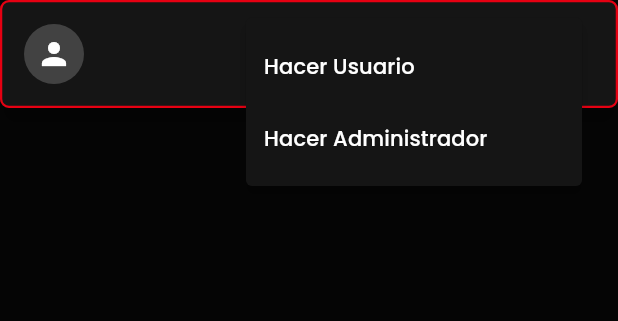
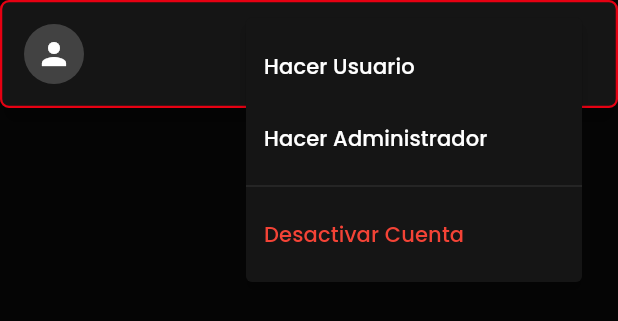
Before and after one commit to AlexanderToapanta/Turismo_Inteligente, a Flutter app: the _UsuarioCard widget shown alone on an empty page, opened directly with empty values, after a tap on the "more vert" icon, on a phone screen of 412 x 824 dp. Shown: the top 321 px of the screen. Run offline on Flutter 3.47's test engine with Material 3 defaults, Android fonts, the phone set to English and light mode, and no system bars; our stand-ins replace camera, cloud_firestore, firebase_auth, firebase_core, flutter_compass, flutter_map and 7 more; accounts and stored records are empty; network calls fail.

Commit message:
Activar perfiles

```diff
--- a/pry_turismo_app/lib/models/usuario_model.dart
+++ b/pry_turismo_app/lib/models/usuario_model.dart
@@ -5,6 +5,7 @@ class UsuarioModel {
   final String nombre;
   final String correo;
   final String rol;
+  final String estado; // 'activo' o 'desactivado'
   final DateTime fechaRegistro;
 
   const UsuarioModel({
@@ -12,6 +13,7 @@ class UsuarioModel {
     required this.nombre,
     required this.correo,
     required this.rol,
+    this.estado = 'activo',
     required this.fechaRegistro,
   });
 
@@ -22,6 +24,7 @@ class UsuarioModel {
       'nombre': nombre,
       'correo': correo,
       'rol': rol,
+      'estado': estado,
       'fechaRegistro': Timestamp.fromDate(fechaRegistro),
     };
   }
@@ -32,6 +35,7 @@ class UsuarioModel {
       nombre: map['nombre'] as String,
       correo: map['correo'] as String,
       rol: map['rol'] as String,
+      estado: map['estado'] as String? ?? 'activo',
       fechaRegistro: (map['fechaRegistro'] as Timestamp).toDate(),
     );
   }
--- a/pry_turismo_app/lib/services/usuario_service.dart
+++ b/pry_turismo_app/lib/services/usuario_service.dart
@@ -42,6 +42,7 @@ class UsuarioService {
       'nombre': nombreFinal,
       'correo': correo,
       'rol': rol,
+      'estado': 'activo',
       'fechaRegistro': FieldValue.serverTimestamp(),
     });
   }
@@ -74,6 +75,13 @@ class UsuarioService {
   }
 
   // ─────────────────────────────────────────────────────────
+  /// Actualiza el estado de un usuario.
+  // ─────────────────────────────────────────────────────────
+  Future<void> actualizarEstadoUsuario(String uid, String nuevoEstado) async {
+    await _col.doc(uid).update({'estado': nuevoEstado});
+  }
+
+  // ─────────────────────────────────────────────────────────
   /// Actualiza el nombre de un usuario.
   // ─────────────────────────────────────────────────────────
   Future<void> actualizarNombreUsuario(String uid, String nuevoNombre) async {
--- a/pry_turismo_app/lib/views/peticiones_view.dart
+++ b/pry_turismo_app/lib/views/peticiones_view.dart
@@ -209,7 +209,7 @@ class _PeticionCard extends StatelessWidget {
                           Text(peticion.nombreUsuario,
                               style: Theme.of(context).textTheme.labelMedium?.copyWith(fontWeight: FontWeight.bold)),
                           Text(peticion.correoUsuario,
-                              style: Theme.of(context).textTheme.labelSmall),
+                              style: Theme.of(context).textTheme.labelSmall?.copyWith(color: Colors.red)),
                         ],
                       ),
                     ),
--- a/pry_turismo_app/lib/views/usuarios_view.dart
+++ b/pry_turismo_app/lib/views/usuarios_view.dart
@@ -75,6 +75,7 @@ class _UsuarioCard extends StatefulWidget {
 class _UsuarioCardState extends State<_UsuarioCard> {
   final UsuarioService _usuarioService = UsuarioService();
   bool _cambiandoRol = false;
+  bool _cambiandoEstado = false;
 
   Future<void> _cambiarRol(String nuevoRol) async {
     setState(() => _cambiandoRol = true);
@@ -94,9 +95,28 @@ class _UsuarioCardState extends State<_UsuarioCard> {
     }
   }
 
+  Future<void> _cambiarEstado(String nuevoEstado) async {
+    setState(() => _cambiandoEstado = true);
+    try {
+      await _usuarioService.actualizarEstadoUsuario(widget.usuario.id, nuevoEstado);
+      widget.onRoleChanged();
+    } catch (e) {
+      if (mounted) {
+        ScaffoldMessenger.of(context).showSnackBar(
+          SnackBar(content: Text('Error al cambiar estado: $e')),
+        );
+      }
+    } finally {
+      if (mounted) {
+        setState(() => _cambiandoEstado = false);
+      }
+    }
+  }
+
   @override
   Widget build(BuildContext context) {
     final esAdmin = widget.usuario.rol == 'administrador';
+    final esActivo = widget.usuario.estado == 'activo';
 
     return Card(
       margin: const EdgeInsets.only(bottom: 12.0),
@@ -107,10 +127,28 @@ class _UsuarioCardState extends State<_UsuarioCard> {
           child: Icon(esAdmin ? Icons.admin_panel_settings : Icons.person,
               color: Colors.white),
         ),
-        title: Text(widget.usuario.nombre,
-            style: GoogleFonts.poppins(fontWeight: FontWeight.bold)),
+        title: Row(
+          children: [
+            Expanded(
+              child: Text(widget.usuario.nombre,
+                  style: GoogleFonts.poppins(fontWeight: FontWeight.bold)),
+            ),
+            Container(
+              padding: const EdgeInsets.symmetric(horizontal: 6, vertical: 2),
+              decoration: BoxDecoration(
+                color: esActivo ? Colors.green.withOpacity(0.1) : Colors.red.withOpacity(0.1),
+                borderRadius: BorderRadius.circular(4),
+                border: Border.all(color: esActivo ? Colors.green : Colors.red, width: 0.5),
+              ),
+              child: Text(
+                esActivo ? 'ACTIVO' : 'BLOQUEADO',
+                style: GoogleFonts.poppins(fontSize: 8, color: esActivo ? Colors.green : Colors.red, fontWeight: FontWeight.bold),
+              ),
+            ),
+          ],
+        ),
         subtitle: Text(widget.usuario.correo),
-        trailing: _cambiandoRol
+        trailing: (_cambiandoRol || _cambiandoEstado)
             ? const SizedBox(
                 width: 24,
                 height: 24,
@@ -118,9 +156,15 @@ class _UsuarioCardState extends State<_UsuarioCard> {
               )
             : PopupMenuButton<String>(
                 icon: const Icon(Icons.more_vert),
-                onSelected: (nuevoRol) {
-                  if (nuevoRol != widget.usuario.rol) {
-                    _cambiarRol(nuevoRol);
+                onSelected: (val) {
+                  if (val == 'usuario' || val == 'administrador') {
+                    if (val != widget.usuario.rol) {
+                      _cambiarRol(val);
+                    }
+                  } else if (val == 'activar') {
+                    _cambiarEstado('activo');
+                  } else if (val == 'desactivar') {
+                    _cambiarEstado('desactivado');
                   }
                 },
                 itemBuilder: (context) => [
@@ -132,6 +176,17 @@ class _UsuarioCardState extends State<_UsuarioCard> {
                     value: 'administrador',
                     child: Text('Hacer Administrador'),
                   ),
+                  const PopupMenuDivider(),
+                  if (!esActivo)
+                    const PopupMenuItem(
+                      value: 'activar',
+                      child: Text('Activar Cuenta', style: TextStyle(color: Colors.green)),
+                    ),
+                  if (esActivo)
+                    const PopupMenuItem(
+                      value: 'desactivar',
+                      child: Text('Desactivar Cuenta', style: TextStyle(color: Colors.red)),
+                    ),
                 ],
               ),
       ),
```
Also changed, not shown: pry_turismo_app/lib/viewmodels/auth_viewmodel.dart (+18 -2 lines), 3 other files.
